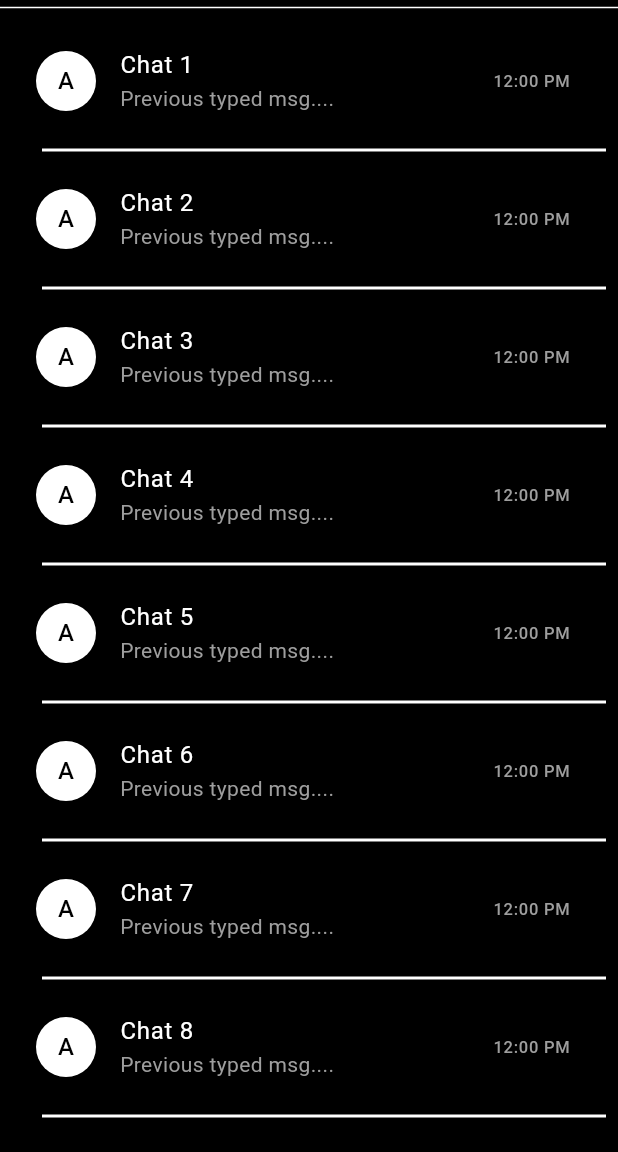
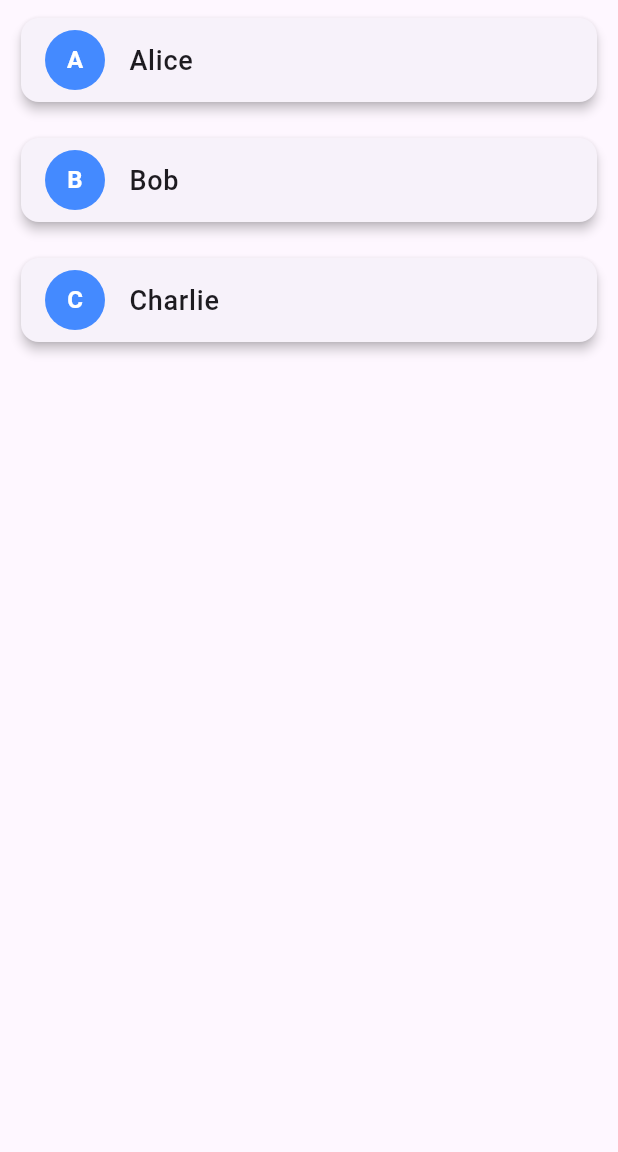
Before and after one commit to AdityaShuk1a/NeverNote, a Flutter app: the Home screen opened directly, on a phone screen of 412 x 824 dp, the part 84-1236 px from its top. Run offline on Flutter 3.47's test engine with Material 3 defaults, Android fonts, the light colour scheme and no system bars; our stand-ins replace font_awesome_flutter.

Commit message:
changes home page theme

```diff
--- a/frontend/lib/components/notes_card.dart
+++ b/frontend/lib/components/notes_card.dart
@@ -18,10 +18,6 @@ class _NotesCardState extends State<NotesCard> {
 
   Widget build(BuildContext context) {
     return ListView(
-      // padding: EdgeInsets.all(15.0),
-
-
-
 
           children: [
             Container(
--- a/frontend/lib/pages/home_page.dart
+++ b/frontend/lib/pages/home_page.dart
@@ -11,22 +11,28 @@ class Home extends StatefulWidget {
 }
 
 class _HomeState extends State<Home> {
+  // Sample list of user data
+  final List<Map<String, String>> users = [
+    {"name": "Alice", "initial": "A"},
+    {"name": "Bob", "initial": "B"},
+    {"name": "Charlie", "initial": "C"},
+  ];
+
   @override
   Widget build(BuildContext context) {
-    mq = MediaQuery.of(context).size;
+    mq = MediaQuery.of(context).size; // Store screen size
     return Scaffold(
       appBar: AppBar(
         leading: Builder(
           builder: (context) {
             return IconButton(
-              icon: Icon(Icons.menu, color: Colors.white), // Custom icon and color
+              icon: const Icon(Icons.menu, color: Colors.white), // Custom icon
               onPressed: () {
-                Scaffold.of(context).openDrawer();
+                Scaffold.of(context).openDrawer(); // Open drawer on click
               },
             );
           },
         ),
-
         centerTitle: true,
         title: const Text(
           'NeverNote',
@@ -35,72 +41,77 @@ class _HomeState extends State<Home> {
         backgroundColor: const Color.fromARGB(255, 0, 0, 0),
         elevation: 4,
       ),
-      drawer: DrawerBar(),
-      body: Container(
-        decoration: const BoxDecoration(
-          color: Colors.black,
+      drawer: const DrawerBar(), // Use your custom drawer
+      body: ListView.builder(
+        itemCount: users.length, // Number of list items
+        itemBuilder: (context, index) {
+          final user = users[index]; // Get user data
+          return Padding(
+            padding: const EdgeInsets.symmetric(horizontal: 10.0, vertical: 8.0),
+            child: Card(
+              shape: RoundedRectangleBorder(
+                borderRadius: BorderRadius.circular(12.0), // Rounded corners
               ),
+              elevation: 3,
               child: Column(
                 children: [
-            const Divider(
-              height: 10.0,
+                  Container(
+                    child: ListTile(
+                leading: CircleAvatar(
+                  backgroundColor: Colors.blueAccent, // Avatar background
+                  child: Text(
+                    user['initial']!, // Initial of user
+                    style: const TextStyle(
                       color: Colors.white,
+                      fontWeight: FontWeight.bold,
                     ),
-            Expanded(
-              child: ListView.separated(
-                padding: const EdgeInsets.all(8.0),
-                itemCount: 15, // Number of chat items
-                separatorBuilder: (context, index) => const Divider(
-                  height: 20,
-                thickness: 2,
-                indent: 20,
-                endIndent: 0,
-                color: Colors.white,
                   ),
-                itemBuilder: (context, index) {
-                  return InkWell(
-                    onTap: () {
-                      // Handle chat tap
-                      print('Chat ${index + 1} tapped');
-
-                    },
-                    child: ListTile(
-
-                      leading: const CircleAvatar(
-                        backgroundColor: Colors.white,
-                        child: Text(
-                          'A',
-                          style: TextStyle(
-                            color: Colors.black,
-                          ),
-                        ), // Placeholder for contact initial
                 ),
                 title: Text(
-                        'Chat ${index + 1}',
+                  user['name']!, // Username
                   style: const TextStyle(
-                          color: Colors.white,
+                    fontSize: 18,
+                    fontWeight: FontWeight.w500,
+                  ),
                 ),
 
+                onTap: () {
+                  _showUserDetails(user['name']!); // Handle tap
+                },
+
               ),
-                      subtitle: const Text(
-                        'Previous typed msg....',
-                      style: TextStyle(
-                        color: Colors.grey,
-                      ),
-                      ),
-                      trailing: const Text(
-                        '12:00 PM',
-                        style: TextStyle(
-                          color: Colors.grey,
-                        ),), // Placeholder for timestamp
+                  )
+
+                ],
+
+              )
+
+
             ),
           );
         },
       ),
+    );
+  }
+
+  // Method to display a user's details
+  void _showUserDetails(String name) {
+    showDialog(
+      context: context,
+      builder: (context) {
+        return AlertDialog(
+          title: Text('User: $name'),
+          content: const Text('This is the user\'s detail page.'),
+          actions: [
+            TextButton(
+              onPressed: () {
+                Navigator.pop(context);
+              },
+              child: const Text('Close'),
             ),
           ],
-        ),
-      ),
+        );
+      },
     );
   }
 }
```
Also changed, not shown: frontend/lib/main.dart (+8 -8 lines), frontend/lib/pages/profile_page.dart (+89 -73 lines), frontend/pubspec.yaml (+1 -8 lines). Lines whose indentation alone changed are shown as unchanged.
